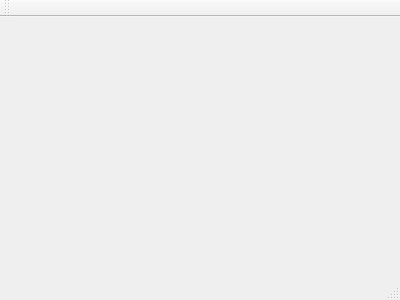
First picture: the form in png/mainwindow.ui, repository thehighestmath/PNG_CW, before the edit.
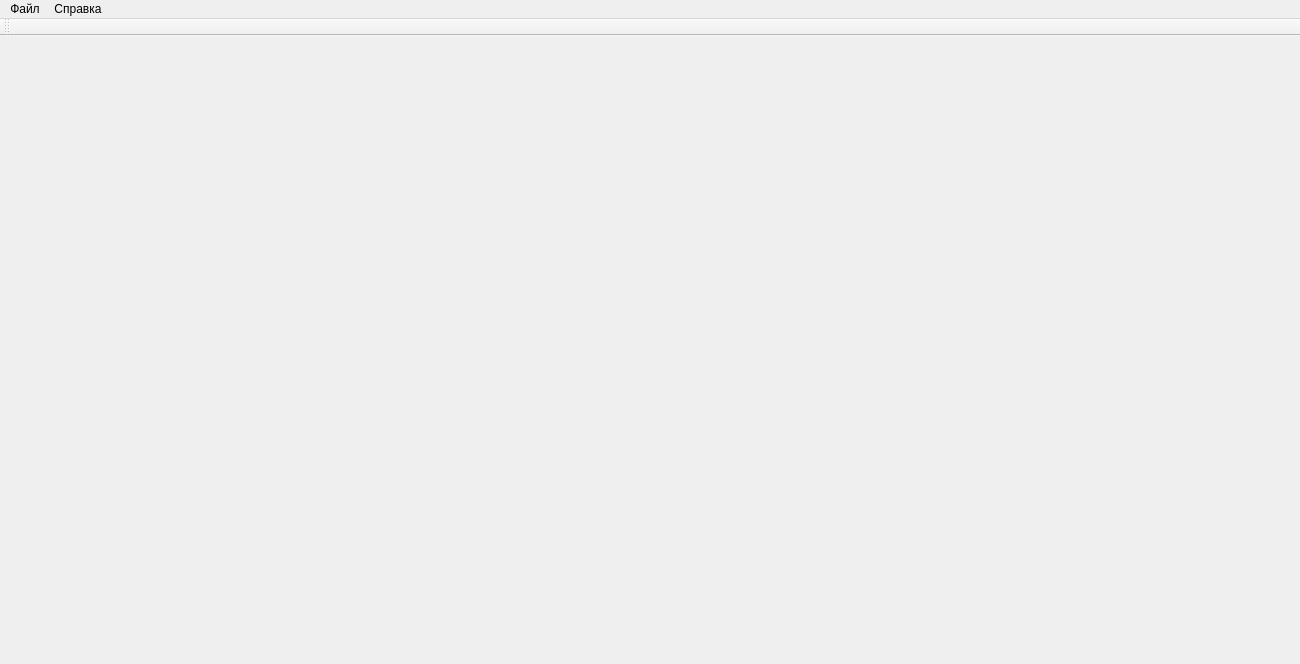
Second picture: the form after the edit.

```diff
--- a/png/mainwindow.ui
+++ b/png/mainwindow.ui
@@ -1,24 +1,74 @@
 <ui version="4.0">
  <class>MainWindow</class>
- <widget class="QMainWindow" name="MainWindow" >
-  <property name="geometry" >
+ <widget class="QMainWindow" name="MainWindow">
+  <property name="geometry">
    <rect>
     <x>0</x>
     <y>0</y>
-    <width>400</width>
-    <height>300</height>
+    <width>1300</width>
+    <height>664</height>
    </rect>
   </property>
   <property name="windowTitle" >
    <string>MainWindow</string>
   </property>
-  <widget class="QMenuBar" name="menuBar" />
-  <widget class="QToolBar" name="mainToolBar" />
-  <widget class="QWidget" name="centralWidget" />
-  <widget class="QStatusBar" name="statusBar" />
+  <widget class="QWidget" name="centralWidget">
+   <widget class="QWidget" name="gridLayoutWidget">
+    <property name="geometry">
+     <rect>
+      <x>289</x>
+      <y>9</y>
+      <width>1011</width>
+      <height>611</height>
+     </rect>
+    </property>
+    <layout class="QGridLayout" name="gridLayout"/>
+   </widget>
+  </widget>
+  <widget class="QMenuBar" name="menuBar">
+   <property name="geometry">
+    <rect>
+     <x>0</x>
+     <y>0</y>
+     <width>1300</width>
+     <height>22</height>
+    </rect>
+   </property>
+   <widget class="QMenu" name="menu">
+    <property name="title">
+     <string>Файл</string>
+    </property>
+    <addaction name="open"/>
+    <addaction name="action_2"/>
+   </widget>
+   <widget class="QMenu" name="menu_2">
+    <property name="title">
+     <string>Справка</string>
+    </property>
+   </widget>
+   <addaction name="menu"/>
+   <addaction name="menu_2"/>
+  </widget>
+  <widget class="QToolBar" name="mainToolBar">
+   <attribute name="toolBarArea">
+    <enum>TopToolBarArea</enum>
+   </attribute>
+   <attribute name="toolBarBreak">
+    <bool>false</bool>
+   </attribute>
+  </widget>
+  <action name="action_2">
+   <property name="text">
+    <string>Сохранить файл</string>
+   </property>
+  </action>
+  <action name="open">
+   <property name="text">
+    <string>Открыть файл</string>
+   </property>
+  </action>
  </widget>
- <layoutDefault spacing="6" margin="11" />
- <pixmapfunction></pixmapfunction>
+ <layoutdefault spacing="6" margin="11"/>
  <resources/>
  <connections/>
 </ui>
```
Left out of the diff: 3 changed lines with no effect on the pictures.
